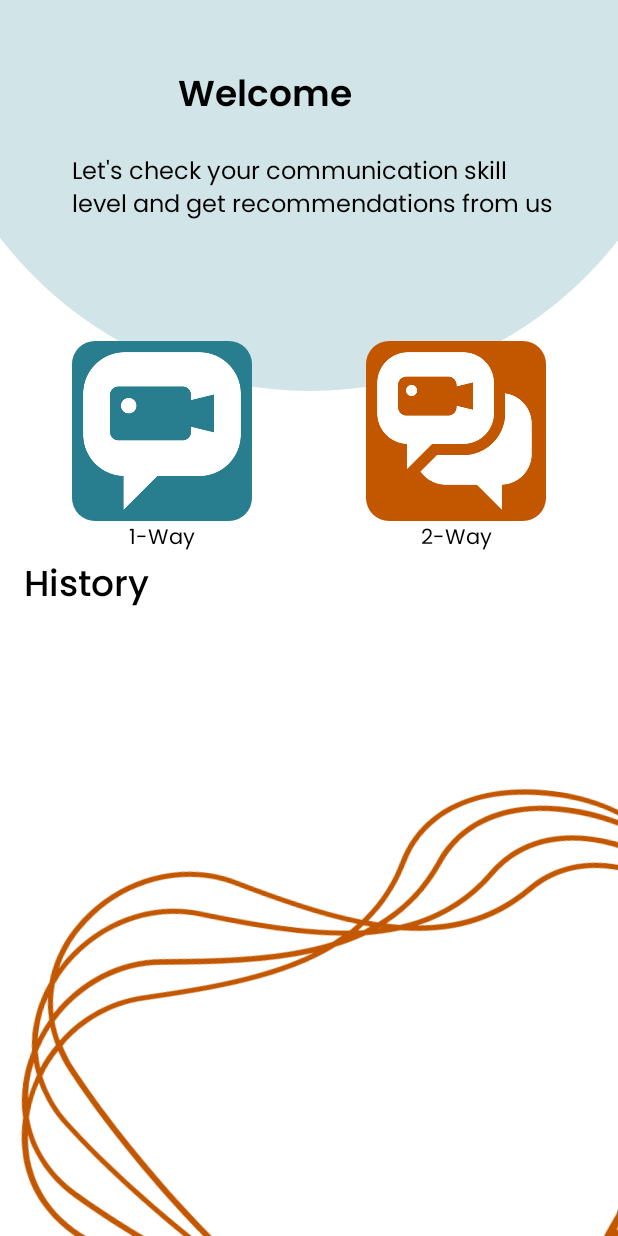
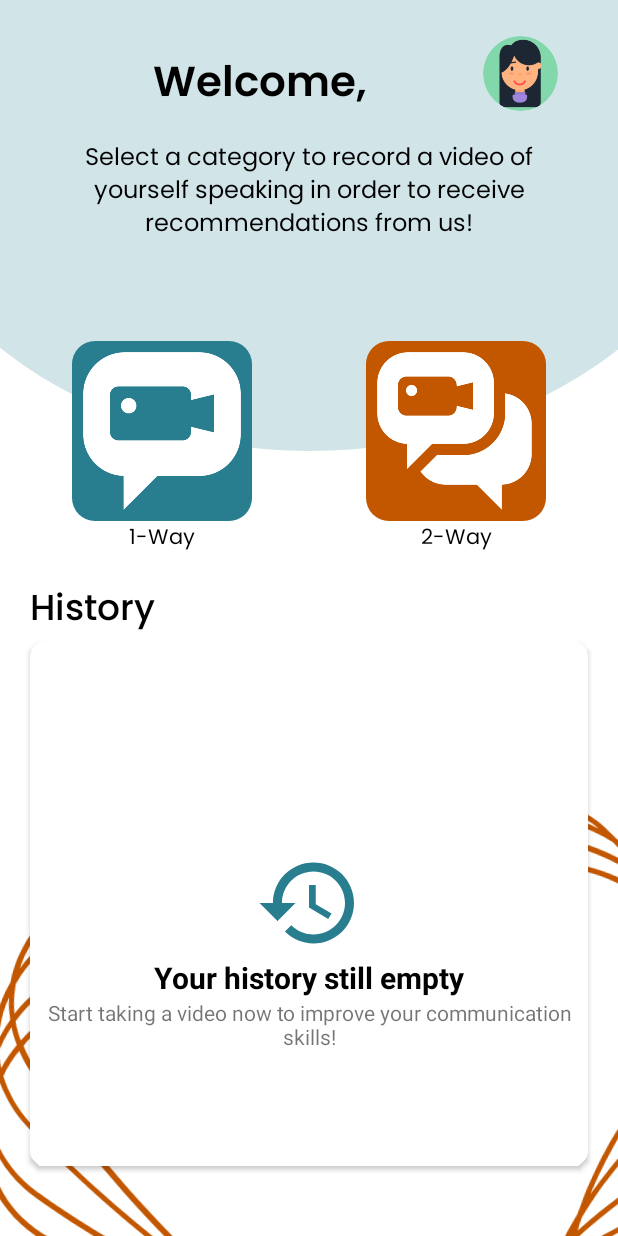
Before and after one commit to C23-PS325/Communicare, an Android app: the screen it shows after launch (MainActivity), on a phone screen of 412 x 824 dp. Run offline under Robolectric (Android 15) with nearby library versions, the phone set to English and light mode, and no system bars; our stand-ins replace CircleImageView, Dagger/Hilt's generated code, Room's generated code; libraries missing offline, so code that uses them is left out: androidx.camera.camera2, androidx.camera.core.

Commit message:
Fixing layout

```diff
--- a/app/src/main/java/c23/ps325/communicare/ui/HomeFragment.kt
+++ b/app/src/main/java/c23/ps325/communicare/ui/HomeFragment.kt
@@ -22,6 +22,7 @@ import c23.ps325.communicare.R
 import c23.ps325.communicare.databinding.FragmentHomeBinding
 import c23.ps325.communicare.ui.adapter.HistoryAdapter
 import c23.ps325.communicare.viewmodel.AuthViewModel
+import c23.ps325.communicare.viewmodel.DataStoreViewModel
 import c23.ps325.communicare.viewmodel.HistoryViewModel
 import c23.ps325.communicare.viewmodel.VideoPredictViewModel
 import dagger.hilt.android.AndroidEntryPoint
@@ -35,7 +36,7 @@ private var PERMISSIONS_REQUIRED = arrayOf(
 class HomeFragment : Fragment() {
     private var _binding: FragmentHomeBinding? = null
     private val binding get() = _binding!!
-    private lateinit var dataStoreViewModel: AuthViewModel
+    private val dataStoreViewModel : DataStoreViewModel  by viewModels()
     private val historyViewModel : HistoryViewModel by viewModels()
 
     override fun onCreate(savedInstanceState: Bundle?) {
@@ -75,17 +76,26 @@ class HomeFragment : Fragment() {
         binding.userPhoto.setOnClickListener {
             findNavController().navigate(R.id.action_homeFragment_to_profileFragment)
         }
+
+        dataStoreViewModel.getName().observe(viewLifecycleOwner) {
+            binding.userName.text = "Welcome, $it"
+        }
         setupHistoryRecView()
     }
 
     private fun setupHistoryRecView() {
         historyViewModel.getAllHistory().observe(viewLifecycleOwner) {
+            if (it.isNotEmpty()){
+                binding.cvHistoryEmpty.visibility = View.GONE
                 val dataHistory = it
                 val layoutManager =
                     LinearLayoutManager(requireContext(), LinearLayoutManager.HORIZONTAL, false)
                 val adapter = HistoryAdapter(dataHistory)
                 binding.rvHistory.layoutManager = layoutManager
                 binding.rvHistory.adapter = adapter
+            } else{
+                binding.cvHistoryEmpty.visibility = View.VISIBLE
+            }
         }
     }
 
--- /dev/null
+++ b/app/src/main/res/drawable/bg_circle_home.xml
@@ -0,0 +1,12 @@
+<?xml version="1.0" encoding="utf-8"?>
+<shape
+    xmlns:android="http://schemas.android.com/apk/res/android"
+    android:shape="rectangle">
+    <solid android:color="#D1E4E8"/>
+    <size
+        android:width="20dp"
+        android:height="10dp"/>
+    <corners
+        android:bottomLeftRadius="10dp"
+        android:bottomRightRadius="10dp"/>
+</shape>
--- /dev/null
+++ b/app/src/main/res/drawable/ic_history.xml
@@ -0,0 +1,5 @@
+<vector android:height="72dp" android:tint="#287D8E"
+    android:viewportHeight="24" android:viewportWidth="24"
+    android:width="72dp" xmlns:android="http://schemas.android.com/apk/res/android">
+    <path android:fillColor="@android:color/white" android:pathData="M13,3c-4.97,0 -9,4.03 -9,9L1,12l3.89,3.89 0.07,0.14L9,12L6,12c0,-3.87 3.13,-7 7,-7s7,3.13 7,7 -3.13,7 -7,7c-1.93,0 -3.68,-0.79 -4.94,-2.06l-1.42,1.42C8.27,19.99 10.51,21 13,21c4.97,0 9,-4.03 9,-9s-4.03,-9 -9,-9zM12,8v5l4.28,2.54 0.72,-1.21 -3.5,-2.08L13.5,8L12,8z"/>
+</vector>
--- a/app/src/main/res/layout/fragment_home.xml
+++ b/app/src/main/res/layout/fragment_home.xml
@@ -1,19 +1,22 @@
 <?xml version="1.0" encoding="utf-8"?>
-<androidx.constraintlayout.widget.ConstraintLayout xmlns:android="http://schemas.android.com/apk/res/android"
+<ScrollView xmlns:android="http://schemas.android.com/apk/res/android"
     xmlns:tools="http://schemas.android.com/tools"
+    xmlns:app="http://schemas.android.com/apk/res-auto"
+    android:layout_height="match_parent"
+    android:layout_width="match_parent">
+
+    <androidx.constraintlayout.widget.ConstraintLayout
         android:layout_width="match_parent"
-    android:layout_height="match_parent"
-    xmlns:app="http://schemas.android.com/apk/res-auto"
+        android:layout_height="wrap_content"
         tools:context=".ui.HomeFragment">
 
         <ImageView
-        android:layout_width="520dp"
-        android:layout_height="520dp"
-        android:layout_marginBottom="564dp"
+            android:layout_width="600dp"
+            android:layout_height="500dp"
             android:src="@drawable/circle"
-        app:layout_constraintBottom_toBottomOf="parent"
+            android:layout_marginTop="-200dp"
+            app:layout_constraintTop_toTopOf="parent"
             app:layout_constraintEnd_toEndOf="parent"
-        app:layout_constraintHorizontal_bias="0.5"
             app:layout_constraintStart_toStartOf="parent" />
 
         <ImageView
@@ -25,13 +28,15 @@
             android:rotation="98"
             android:src="@drawable/line_wave"
             app:layout_constraintStart_toStartOf="parent"
+            app:layout_constraintEnd_toEndOf="parent"
             app:layout_constraintTop_toTopOf="parent" />
 
         <de.hdodenhof.circleimageview.CircleImageView
             android:id="@+id/user_photo"
+            android:src="@drawable/dummy_profile"
             android:layout_width="50dp"
             android:layout_height="50dp"
-        android:layout_marginTop="40dp"
+            android:layout_marginTop="24dp"
             android:layout_marginEnd="40dp"
             app:layout_constraintEnd_toEndOf="parent"
             app:layout_constraintTop_toTopOf="parent"
@@ -40,15 +45,16 @@
         <TextView
             android:id="@+id/user_name"
             android:layout_width="0dp"
-        android:layout_height="0dp"
-        android:layout_marginStart="48dp"
-        android:layout_marginEnd="16dp"
+            android:layout_height="wrap_content"
             android:text="@string/welcome"
             android:textStyle="bold"
-        android:textSize="24sp"
+            android:textSize="28sp"
             android:textColor="@color/black"
             android:fontFamily="@font/poppins_semibold"
             android:gravity="center"
+            android:layout_marginTop="16dp"
+            android:layout_marginStart="48dp"
+            android:layout_marginEnd="16dp"
             app:layout_constraintBottom_toBottomOf="@+id/user_photo"
             app:layout_constraintEnd_toStartOf="@+id/user_photo"
             app:layout_constraintStart_toStartOf="parent"
@@ -62,8 +68,10 @@
             android:textSize="16sp"
             android:textColor="@color/black"
             android:fontFamily="@font/poppins_regular"
-        app:layout_constraintEnd_toEndOf="@+id/user_photo"
-        app:layout_constraintStart_toStartOf="@+id/user_name"
+            android:textAlignment="center"
+            android:layout_marginHorizontal="20dp"
+            app:layout_constraintEnd_toEndOf="parent"
+            app:layout_constraintStart_toStartOf="parent"
             app:layout_constraintTop_toBottomOf="@+id/user_name" />
 
         <ImageButton
@@ -116,16 +124,16 @@
 
         <TextView
             android:id="@+id/label_history"
-        android:layout_width="wrap_content"
+            android:layout_width="0dp"
             android:layout_height="wrap_content"
-        android:layout_marginBottom="20dp"
             android:fontFamily="@font/poppins_medium"
             android:text="@string/history"
             android:textColor="@color/black"
             android:textSize="24sp"
+            android:layout_marginVertical="16dp"
+            android:layout_marginHorizontal="20dp"
             app:layout_constraintTop_toBottomOf="@id/way_1"
             app:layout_constraintEnd_toEndOf="parent"
-        app:layout_constraintHorizontal_bias="0.048"
             app:layout_constraintStart_toStartOf="parent" />
 
         <androidx.recyclerview.widget.RecyclerView
@@ -134,7 +142,53 @@
             android:layout_height="350dp"
             app:layout_constraintTop_toBottomOf="@id/label_history"
             app:layout_constraintEnd_toEndOf="parent"
-        app:layout_constraintStart_toStartOf="parent"
-        tools:listitem="@layout/item_history" />
+            app:layout_constraintStart_toStartOf="parent" />
+
+        <androidx.cardview.widget.CardView
+            android:id="@+id/cv_history_empty"
+            android:visibility="gone"
+            android:layout_width="match_parent"
+            android:layout_height="350dp"
+            android:layout_marginHorizontal="20dp"
+            app:cardCornerRadius="10dp"
+            app:layout_constraintTop_toBottomOf="@id/label_history"
+            app:layout_constraintEnd_toEndOf="parent"
+            app:layout_constraintStart_toStartOf="parent">
+
+            <RelativeLayout
+                android:layout_width="match_parent"
+                android:layout_height="match_parent">
+
+                <ImageView
+                    android:id="@+id/img_history"
+                    android:src="@drawable/ic_history"
+                    android:layout_width="wrap_content"
+                    android:layout_height="wrap_content"
+                    android:layout_centerInParent="true" />
+
+                <TextView
+                    android:id="@+id/tv_history_empty"
+                    android:layout_width="wrap_content"
+                    android:layout_height="wrap_content"
+                    android:text="@string/history_empty"
+                    android:textSize="20sp"
+                    android:textColor="@color/black"
+                    android:textStyle="bold"
+                    android:layout_below="@id/img_history"
+                    android:layout_centerHorizontal="true" />
+
+                <TextView
+                    android:id="@+id/tv_desc_history_empty"
+                    android:layout_width="wrap_content"
+                    android:layout_height="wrap_content"
+                    android:text="@string/desc_history_empty"
+                    android:textSize="14sp"
+                    android:textAlignment="center"
+                    android:layout_below="@id/tv_history_empty"
+                    android:layout_centerHorizontal="true" />
+            </RelativeLayout>
+        </androidx.cardview.widget.CardView>
+
 
     </androidx.constraintlayout.widget.ConstraintLayout>
+</ScrollView>
--- a/app/src/main/res/layout/fragment_profile.xml
+++ b/app/src/main/res/layout/fragment_profile.xml
@@ -7,14 +7,14 @@
     tools:context=".ui.ProfileFragment">
 
     <ImageView
-        android:id="@+id/imageView10"
-        android:layout_width="520dp"
-        android:layout_height="520dp"
-        android:layout_marginBottom="521dp"
+        android:layout_width="600dp"
+        android:layout_height="500dp"
         android:src="@drawable/circle"
-        app:layout_constraintBottom_toBottomOf="parent"
+        android:layout_marginTop="-150dp"
+        app:layout_constraintTop_toTopOf="parent"
         app:layout_constraintEnd_toEndOf="parent"
         app:layout_constraintStart_toStartOf="parent" />
+
 
     <ImageButton
         android:id="@+id/btn_back"
@@ -67,13 +67,13 @@
 
     <de.hdodenhof.circleimageview.CircleImageView
         android:id="@+id/user_photo"
+        android:src="@drawable/dummy_profile"
         android:layout_width="160dp"
         android:layout_height="160dp"
         android:layout_marginTop="32dp"
         app:layout_constraintEnd_toEndOf="@+id/user_name"
         app:layout_constraintStart_toStartOf="@+id/user_name"
-        app:layout_constraintTop_toBottomOf="@+id/user_name"
-        tools:src="@tools:sample/avatars" />
+        app:layout_constraintTop_toBottomOf="@+id/user_name" />
 
     <Button
         android:id="@+id/setting"
--- a/app/src/main/res/values/strings.xml
+++ b/app/src/main/res/values/strings.xml
@@ -4,7 +4,7 @@
     <string name="hello_blank_fragment">Hello blank fragment</string>
     <string name="lorem">Lorem ipsum dolor sit amet, consectetur adipiscing elit. Pellentesque massa turpis, eleifend non blandit quis, vehicula et arcu. Donec at pretium turpis. Nunc lectus nisi, ultrices sed fringilla ac, imperdiet cursus purus. Maecenas venenatis eleifend enim eu dignissim. Class aptent taciti sociosqu ad litora torquent per conubia nostra, per inceptos himenaeos. Phasellus fermentum massa sed magna fringilla sagittis. Vestibulum lectus est, ultrices a eros lacinia, euismod finibus felis. Morbi felis risus, condimentum in sapien non, malesuada ultrices augue. Nunc fermentum sapien ac lectus elementum dapibus. Morbi tincidunt urna sit amet pellentesque lobortis. Nulla risus tellus, commodo aliquam tristique sit amet, dictum eget nisl.</string>
     <string name="welcome">Welcome</string>
-    <string name="intro">Let\'s check your communication skill level and get recommendations from us</string>
+    <string name="intro">Select a category to record a video of yourself speaking in order to receive recommendations from us!</string>
     <string name="history">History</string>
     <string name="login">Login</string>
     <string name="username">Username</string>
@@ -16,5 +16,7 @@
     <string name="email">Email</string>
     <string name="capture">Capture</string>
     <string name="back">Back</string>
-    <string name="tips_upload">Tips for the page:\n\t- tap anywhere in the video to replay\n\t- tap system back button to go back\n\t- click button to upload your video\n\t- please wait for see the result after click upload button</string>
+    <string name="tips_upload">Tips for the page:\n\t- Tap anywhere in the video to replay\n\t- Tap system back button to go back\n\t- Click button to upload your video\n\t- Please wait for see the result after click upload button</string>
+    <string name="history_empty">Your history still empty</string>
+    <string name="desc_history_empty">Start taking a video now to improve your communication skills!</string>
 </resources>
```
Also changed, not shown: app/src/main/res/drawable/dummy_profile.png (added), 1 other file. Lines whose indentation alone changed are shown as unchanged.
